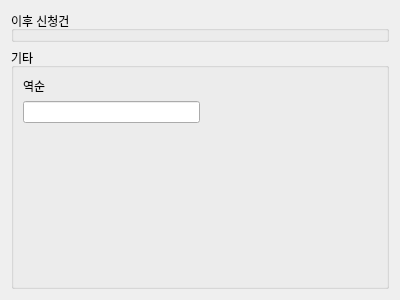
Qt form ui/necessary_widget.ui (Glen-Lee-glitch/new_viewer) before a commit.
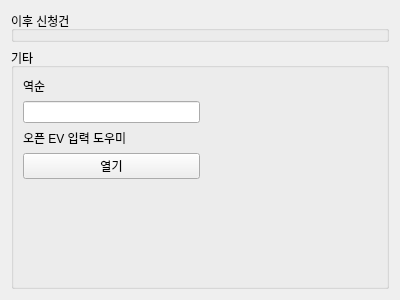
The same form after that commit.

Commit message: feat(ui): ev_helper 창을 위한 ui 설정

```diff
--- a/ui/necessary_widget.ui
+++ b/ui/necessary_widget.ui
@@ -47,6 +47,20 @@
             </property>
            </widget>
           </item>
+          <item>
+           <widget class="QLabel" name="label_2">
+            <property name="text">
+             <string>오픈 EV 입력 도우미</string>
+            </property>
+           </widget>
+          </item>
+          <item>
+           <widget class="QPushButton" name="pushButton_open_ev_helper">
+            <property name="text">
+             <string>열기</string>
+            </property>
+           </widget>
+          </item>
           <item>
            <spacer name="verticalSpacer">
             <property name="orientation">
```
The commit also changes 1 other file.
